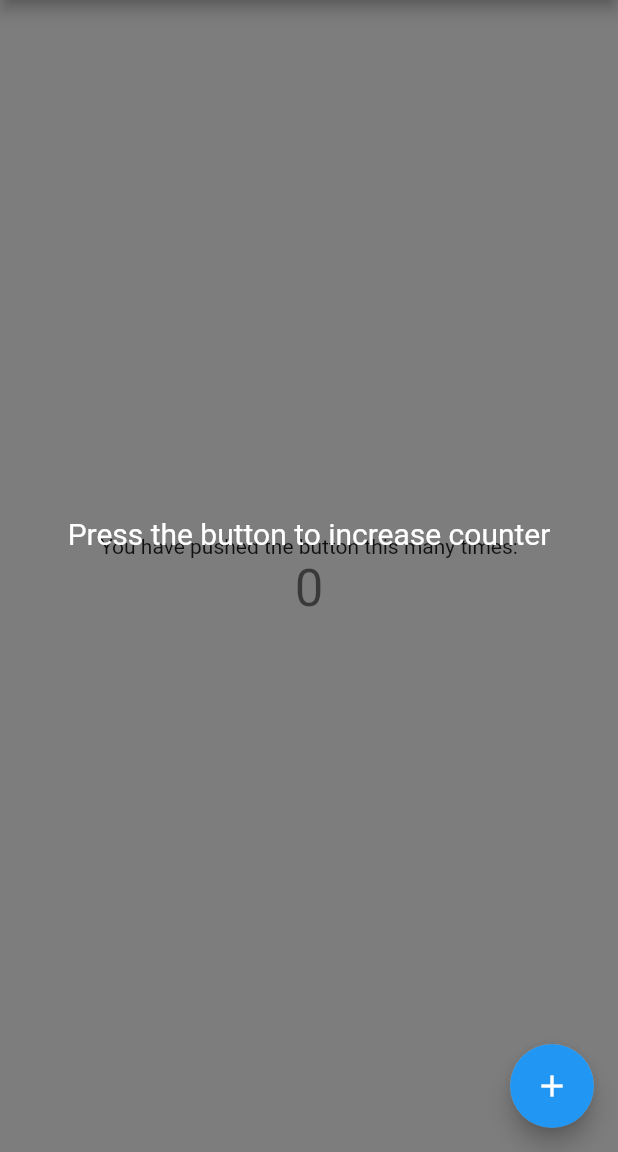
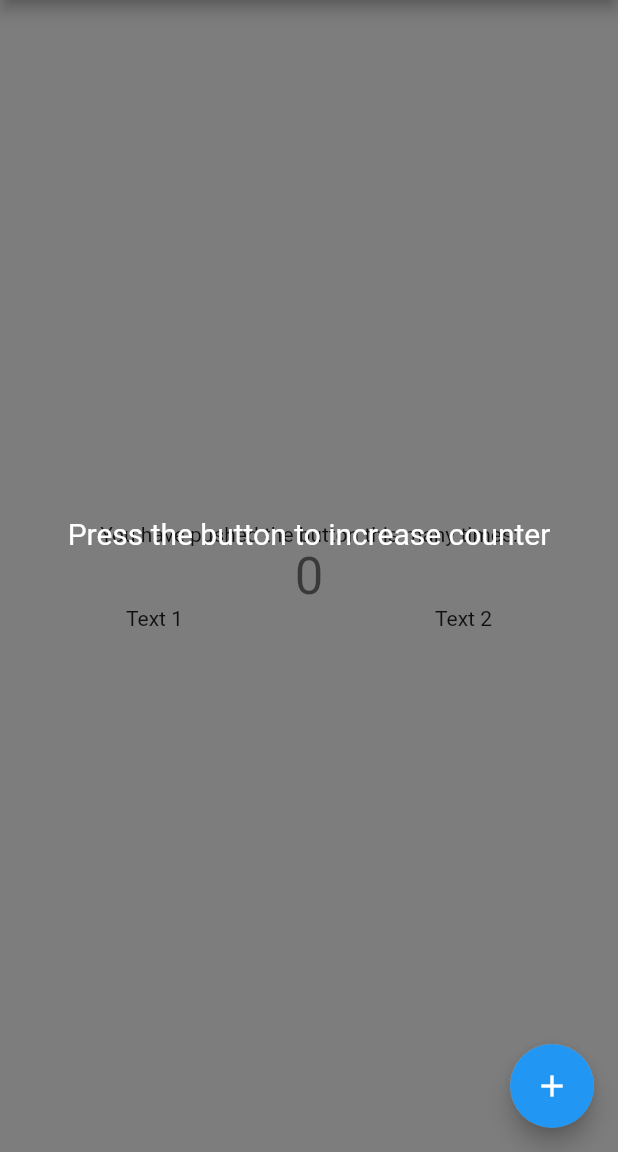
Before and after one commit to appunite/flutter_tutorial, a Flutter app: the screen it shows after launch, on a phone screen of 412 x 824 dp, the part 84-1236 px from its top. Run offline on Flutter 3.47's test engine with Material 2 defaults, Android fonts, the phone set to English and light mode, and no system bars.

Commit message:
add 2 items to highlight

```diff
--- a/example/lib/main.dart
+++ b/example/lib/main.dart
@@ -43,6 +43,9 @@ class MyHomePage extends StatefulWidget {
 class _MyHomePageState extends State<MyHomePage> with SingleTickerProviderStateMixin {
   static final _buttonKey = GlobalKey();
   static final _textKey = GlobalKey();
+  static final _text1Key = GlobalKey();
+  static final _text2Key = GlobalKey();
+
   int _counter = 0;
   late AnimationController _animationController;
   late Animation<double> _opacityAnimation;
@@ -77,6 +80,14 @@ class _MyHomePageState extends State<MyHomePage> with SingleTickerProviderStateM
           ExampleTutorialEntry(
             [getBasicRRect(_textKey)],
             'Counter will be increased here',
+            Alignment.bottomCenter,
+          ),
+          ExampleTutorialEntry(
+            [
+              getBasicRRect(_text1Key),
+              getBasicRRect(_text2Key),
+            ],
+            'Highlights 2 texts',
             Alignment.bottomCenter,
           ),
         ];
@@ -136,6 +147,9 @@ class _MyHomePageState extends State<MyHomePage> with SingleTickerProviderStateM
       ),
       body: Center(
         child: Column(
+          mainAxisAlignment: MainAxisAlignment.center,
+          children: [
+            Column(
               key: _textKey,
               mainAxisAlignment: MainAxisAlignment.center,
               mainAxisSize: MainAxisSize.min,
@@ -153,6 +167,21 @@ class _MyHomePageState extends State<MyHomePage> with SingleTickerProviderStateM
                 ),
               ],
             ),
+            Row(
+              mainAxisAlignment: MainAxisAlignment.spaceAround,
+              children: [
+                Text(
+                  'Text 1',
+                  key: _text1Key,
+                ),
+                Text(
+                  'Text 2',
+                  key: _text2Key,
+                ),
+              ],
+            ),
+          ],
+        ),
       ),
       floatingActionButton: FloatingActionButton(
         key: _buttonKey,
```
Lines whose indentation alone changed are shown as unchanged.
